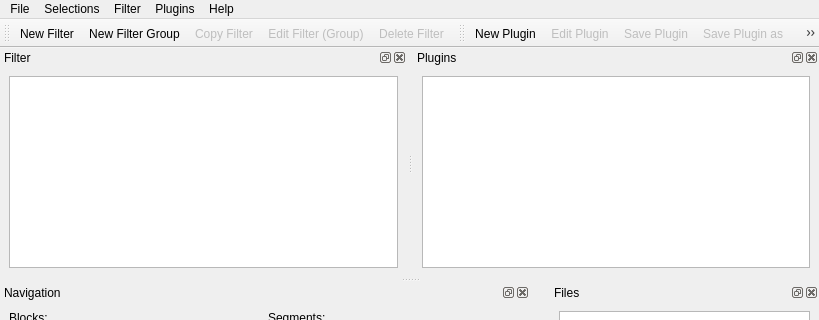
Above: spykeviewer/ui/main.ui from rproepp/spykeviewer before the change; both pictures show x 0 to 819 and y 0 to 320 of the 819 by 867 pixel window. Below: the same form after it.
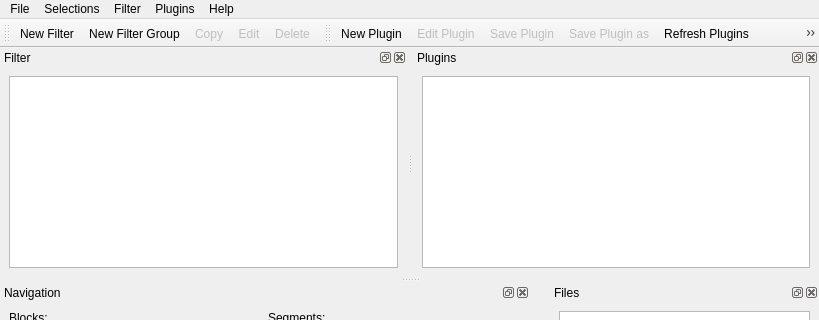
That is the form after the change. Icons and pictures are not drawn.

Commit message: Fixed: No message when unable to copy filter/filter group because of identical name Better names and tooltips for filter actions

Diff of the .ui file:
```diff
--- a/spykeviewer/ui/main.ui
+++ b/spykeviewer/ui/main.ui
@@ -598,7 +598,10 @@
      <normaloff>:/Filter/Copy Filter</normaloff>:/Filter/Copy Filter</iconset>
    </property>
    <property name="text">
-    <string>Copy Filter</string>
+    <string>Copy</string>
+   </property>
+   <property name="toolTip">
+    <string>Duplicate selected filter or group</string>
    </property>
   </action>
   <action name="actionEditFilter">
@@ -610,7 +613,10 @@
      <normaloff>:/Filter/Edit Filter</normaloff>:/Filter/Edit Filter</iconset>
    </property>
    <property name="text">
-    <string>Edit Filter (Group)</string>
+    <string>Edit</string>
+   </property>
+   <property name="toolTip">
+    <string>Edit selected filter or filter group</string>
    </property>
   </action>
   <action name="actionDeleteFilter">
@@ -622,7 +628,10 @@
      <normaloff>:/Filter/Remove Filter</normaloff>:/Filter/Remove Filter</iconset>
    </property>
    <property name="text">
-    <string>Delete Filter</string>
+    <string>Delete</string>
+   </property>
+   <property name="toolTip">
+    <string>Delete selected filter or filter group</string>
    </property>
   </action>
   <action name="actionNewFilterGroup">
```
Left out of the diff: 15 changed lines with no effect on the pictures. The commit also changes 2 other files.
